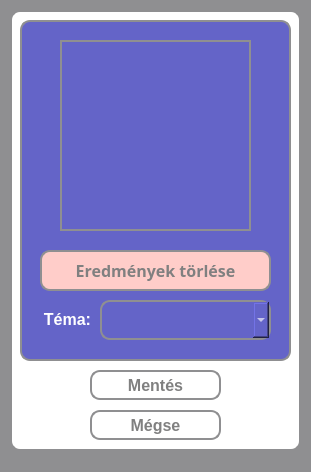
The window that src/main/resources/ui/dark/guestSettingsWindow.ui (pkristof1999/Szakdolgozat) describes before a commit, drawn with Qt 5.
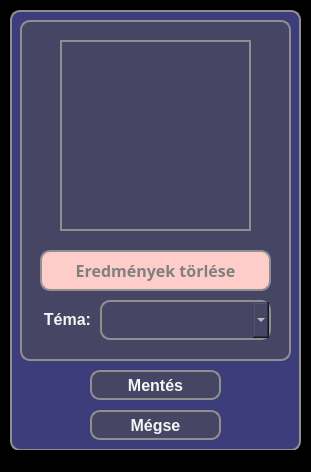
The same window after the commit.

```diff
--- a/src/main/resources/ui/dark/guestSettingsWindow.ui
+++ b/src/main/resources/ui/dark/guestSettingsWindow.ui
@@ -15,7 +15,7 @@
   </property>
   <property name="styleSheet">
    <string notr="true">* {
-	background-color: #8f8f91;
+	background-color: black;
 }</string>
   </property>
   <widget class="QWidget" name="centralwidget">
@@ -30,7 +30,7 @@
     </property>
     <property name="styleSheet">
      <string notr="true">* {
-	background-color: white;
+	background-color: #3d3d7b;
 	border: 2px solid #8f8f91;
 	border-radius: 10px;
 	color: white;
@@ -49,10 +49,10 @@
      </property>
      <property name="styleSheet">
       <string notr="true">* {
-	background-color: white;
+	background-color: rgb(70, 70, 100);
 	border: 2px solid #8f8f91;
 	border-radius: 10px;
-	color: grey;
+	color: whitesmoke;
 }
 
 *:hover {
@@ -75,10 +75,10 @@
      </property>
      <property name="styleSheet">
       <string notr="true">* {
-	background-color: white;
+	background-color: rgb(70, 70, 100);
 	border: 2px solid #8f8f91;
 	border-radius: 10px;
-	color: grey;
+	color: whitesmoke;
 }
 
 *:hover {
@@ -101,7 +101,7 @@
      </property>
      <property name="styleSheet">
       <string notr="true">* {
-	background-color: rgb(100, 100, 200);
+	background-color: rgb(70, 70, 100);
 	border: 2px solid #8f8f91;
 	border-radius: 10px;
 	color: white;
@@ -202,6 +202,7 @@
       </property>
       <property name="styleSheet">
        <string notr="true">*{
+	color: whitesmoke;
 	border: none;
 }</string>
       </property>
```
